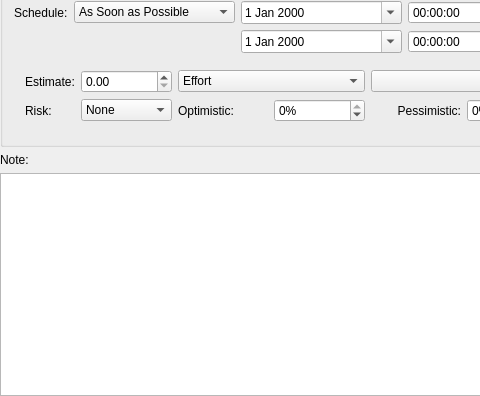
First picture: the form in kplato/libs/ui/kpttaskgeneralpanelbase.ui, repository KDE/calligra, before the edit; both pictures show x 0 to 480 and y 108 to 504 of the 583 by 504 pixel window.
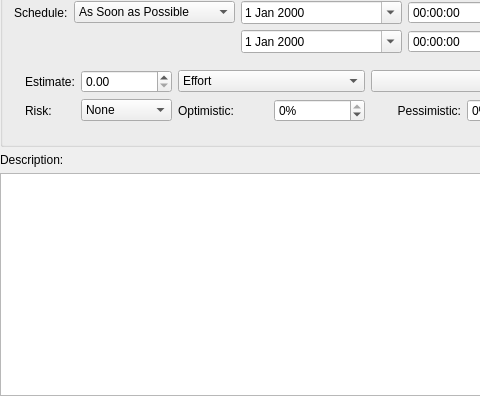
Second picture: the form after the edit. Custom widgets are drawn as their Qt base class.

Commit message: Call description description everywhere (not notes, summary...)

Diff of the .ui file:
```diff
--- a/kplato/libs/ui/kpttaskgeneralpanelbase.ui
+++ b/kplato/libs/ui/kpttaskgeneralpanelbase.ui
@@ -426,8 +426,8 @@
        <verstretch>0</verstretch>
       </sizepolicy>
      </property>
-     <property name="text" >
-      <string>Note:</string>
+     <property name="text">
+      <string>Description:</string>
      </property>
      <property name="wordWrap" >
       <bool>false</bool>
@@ -442,7 +442,7 @@
    </item>
   </layout>
  </widget>
- <layoutdefault spacing="6" margin="11" />
+ <layoutdefault spacing="6" margin="11"/>
  <customwidgets>
   <customwidget>
    <class>KComboBox</class>
```
Left out of the diff: 333 changed lines with no effect on the pictures. The commit also changes 9 other files.
